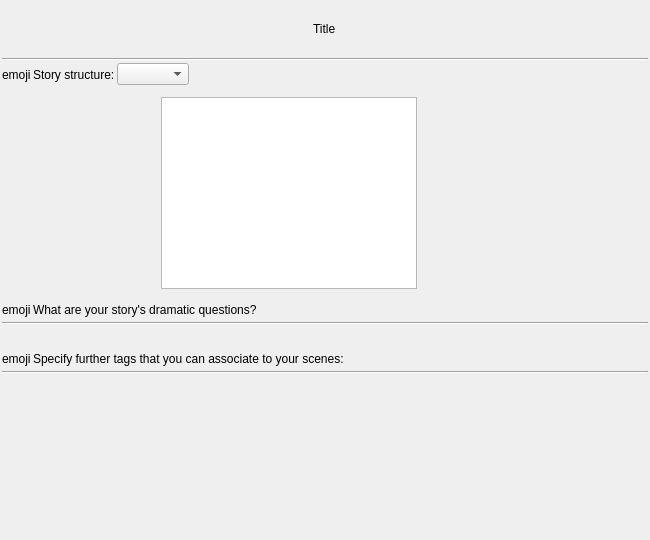
This is ui/novel_view.ui in zkovari/plotlyst as Qt 5 draws it before an edit. The edited form follows.
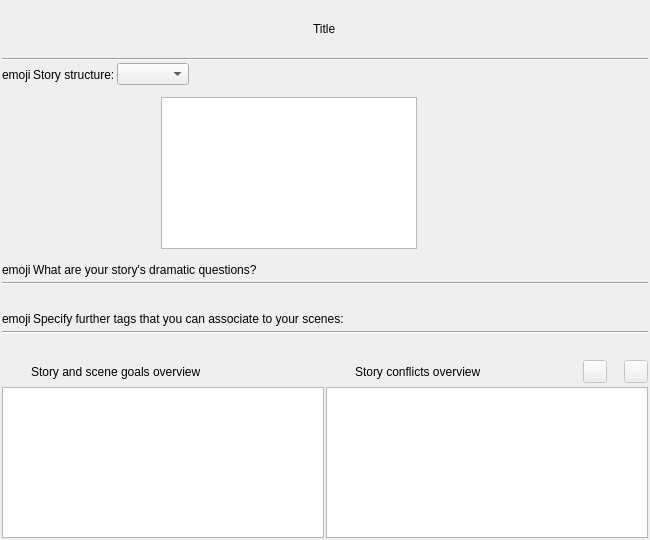
This is the edited form. Custom widgets are drawn as their Qt base class.

Commit message: Conflict overview and editor

```diff
--- a/ui/novel_view.ui
+++ b/ui/novel_view.ui
@@ -310,6 +310,155 @@
      </property>
     </widget>
    </item>
+   <item>
+    <spacer name="horizontalSpacer_5">
+     <property name="orientation">
+      <enum>Qt::Horizontal</enum>
+     </property>
+     <property name="sizeHint" stdset="0">
+      <size>
+       <width>40</width>
+       <height>20</height>
+      </size>
+     </property>
+    </spacer>
+   </item>
+   <item>
+    <layout class="QHBoxLayout" name="horizontalLayout_3">
+     <item>
+      <layout class="QVBoxLayout" name="verticalLayout">
+       <item>
+        <layout class="QHBoxLayout" name="horizontalLayout_8">
+         <item>
+          <widget class="QToolButton" name="btnGoalIcon">
+           <property name="styleSheet">
+            <string notr="true">border: 0px;</string>
+           </property>
+           <property name="text">
+            <string/>
+           </property>
+           <property name="iconSize">
+            <size>
+             <width>24</width>
+             <height>24</height>
+            </size>
+           </property>
+          </widget>
+         </item>
+         <item alignment="Qt::AlignLeft">
+          <widget class="QLabel" name="label_2">
+           <property name="text">
+            <string>Story and scene goals overview</string>
+           </property>
+          </widget>
+         </item>
+        </layout>
+       </item>
+       <item>
+        <widget class="QTreeView" name="treeGoals"/>
+       </item>
+      </layout>
+     </item>
+     <item>
+      <layout class="QVBoxLayout" name="verticalLayout_2">
+       <item>
+        <layout class="QHBoxLayout" name="horizontalLayout_9">
+         <item>
+          <widget class="QToolButton" name="btnConflictIcon">
+           <property name="styleSheet">
+            <string notr="true">border: 0px;</string>
+           </property>
+           <property name="text">
+            <string/>
+           </property>
+           <property name="iconSize">
+            <size>
+             <width>24</width>
+             <height>24</height>
+            </size>
+           </property>
+          </widget>
+         </item>
+         <item alignment="Qt::AlignLeft">
+          <widget class="QLabel" name="label_3">
+           <property name="text">
+            <string>Story conflicts overview</string>
+           </property>
+          </widget>
+         </item>
+         <item>
+          <widget class="QToolButton" name="btnEdit">
+           <property name="enabled">
+            <bool>false</bool>
+           </property>
+           <property name="cursor">
+            <cursorShape>PointingHandCursor</cursorShape>
+           </property>
+           <property name="text">
+            <string/>
+           </property>
+           <property name="shortcut">
+            <string>E</string>
+           </property>
+          </widget>
+         </item>
+         <item>
+          <spacer name="horizontalSpacer_10">
+           <property name="orientation">
+            <enum>Qt::Horizontal</enum>
+           </property>
+           <property name="sizeType">
+            <enum>QSizePolicy::Preferred</enum>
+           </property>
+           <property name="sizeHint" stdset="0">
+            <size>
+             <width>15</width>
+             <height>15</height>
+            </size>
+           </property>
+          </spacer>
+         </item>
+         <item>
+          <widget class="QToolButton" name="btnRemove">
+           <property name="enabled">
+            <bool>false</bool>
+           </property>
+           <property name="cursor">
+            <cursorShape>PointingHandCursor</cursorShape>
+           </property>
+           <property name="text">
+            <string/>
+           </property>
+           <property name="shortcut">
+            <string>Del</string>
+           </property>
+          </widget>
+         </item>
+        </layout>
+       </item>
+       <item>
+        <widget class="QTableView" name="tblConflicts">
+         <property name="selectionBehavior">
+          <enum>QAbstractItemView::SelectRows</enum>
+         </property>
+         <property name="showGrid">
+          <bool>false</bool>
+         </property>
+         <attribute name="horizontalHeaderVisible">
+          <bool>false</bool>
+         </attribute>
+         <attribute name="verticalHeaderVisible">
+          <bool>false</bool>
+         </attribute>
+         <attribute name="verticalHeaderDefaultSectionSize">
+          <number>20</number>
+         </attribute>
+        </widget>
+       </item>
+      </layout>
+     </item>
+    </layout>
+   </item>
    <item>
     <spacer name="verticalSpacer">
      <property name="orientation">
```
The commit also changes 5 other files.
